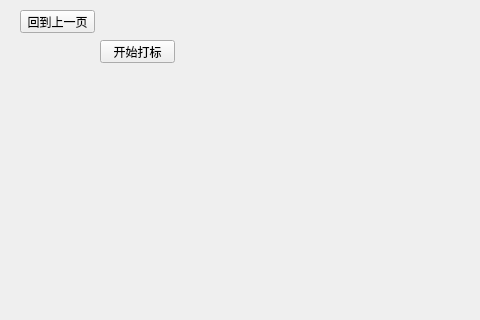
Before: the Qt Designer form src/ui/dataMarkWindow.ui in CcooLcyy/checker, drawn with Qt 5; both pictures show x 0 to 480 and y 0 to 320 of the 1000 by 800 pixel window.
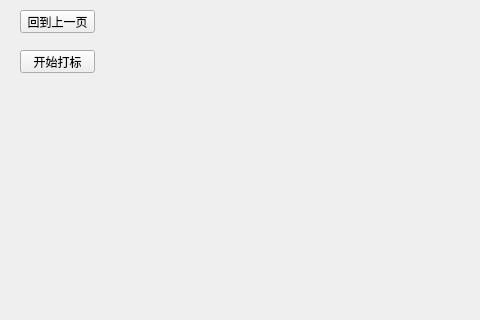
After: the same form once the commit is applied.

Diff of the .ui file:
```diff
--- a/src/ui/dataMarkWindow.ui
+++ b/src/ui/dataMarkWindow.ui
@@ -29,8 +29,8 @@
   <widget class="QPushButton" name="startShowUnmarkedImage">
    <property name="geometry">
     <rect>
-     <x>100</x>
-     <y>40</y>
+     <x>20</x>
+     <y>50</y>
      <width>75</width>
      <height>23</height>
     </rect>
```
